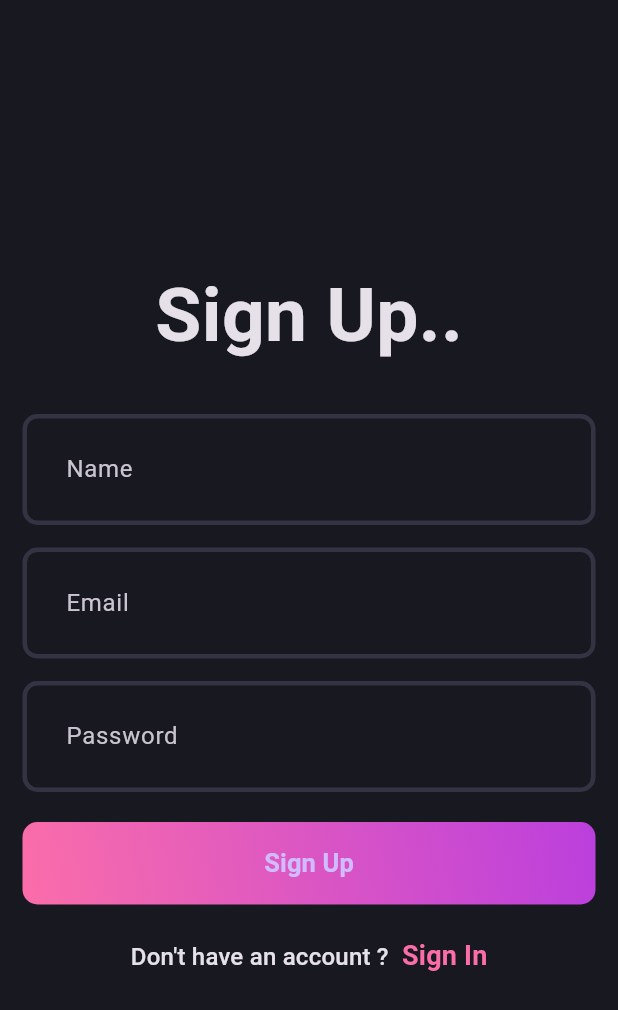
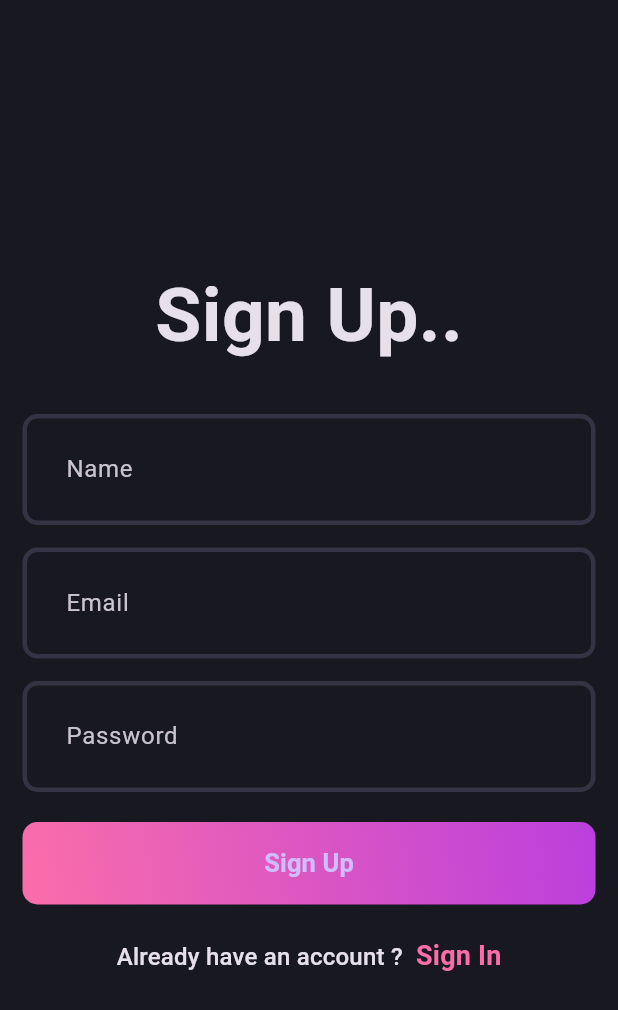
Before and after one commit to theeeep/flutter_blog_app, a Flutter app: the screen it shows after launch, on a phone screen of 412 x 824 dp. Shown: the top 1010 px of the screen. Run offline on Flutter 3.47's test engine with Material 3 defaults, Android fonts, the phone set to English and light mode, and no system bars.

Commit message:
chore: Complete auth related sign up UI page

```diff
--- a/lib/features/auth/presentation/pages/signup_page.dart
+++ b/lib/features/auth/presentation/pages/signup_page.dart
@@ -11,11 +11,26 @@ class SignupPage extends StatefulWidget {
 }
 
 class _SignupPageState extends State<SignupPage> {
+  final nameController = TextEditingController();
+  final emailController = TextEditingController();
+  final passwordController = TextEditingController();
+  final formKey = GlobalKey<FormState>();
+
+  @override
+  void dispose() {
+    nameController.dispose();
+    emailController.dispose();
+    passwordController.dispose();
+    super.dispose();
+  }
+
   @override
   Widget build(BuildContext context) {
     return Scaffold(
       body: Padding(
         padding: const EdgeInsets.all(15.0),
+        child: Form(
+          key: formKey,
           child: Column(
             mainAxisAlignment: MainAxisAlignment.center,
             children: [
@@ -27,17 +42,27 @@ class _SignupPageState extends State<SignupPage> {
                 ),
               ),
               const SizedBox(height: 30),
-            const AuthField(hintText: "Name"),
+              AuthField(
+                hintText: "Name",
+                controller: nameController,
+              ),
               const SizedBox(height: 15),
-            const AuthField(hintText: "Email"),
+              AuthField(
+                hintText: "Email",
+                controller: emailController,
+              ),
               const SizedBox(height: 15),
-            const AuthField(hintText: "Password"),
+              AuthField(
+                hintText: "Password",
+                controller: passwordController,
+                isObscureText: true,
+              ),
               const SizedBox(height: 20),
               const AuthGradientBtn(),
               const SizedBox(height: 20),
               RichText(
                 text: TextSpan(
-                  text: 'Don\'t have an account ? ',
+                  text: 'Already have an account ? ',
                   style: Theme.of(context).textTheme.titleMedium,
                   children: [
                     TextSpan(
@@ -48,9 +73,11 @@ class _SignupPageState extends State<SignupPage> {
                             fontSize: 18,
                           ),
                     ),
-                  ]),
+                  ],
+                ),
               ),
             ],
+          ),
         ),
       ),
     );
--- a/lib/features/auth/presentation/widgets/auth_field.dart
+++ b/lib/features/auth/presentation/widgets/auth_field.dart
@@ -2,14 +2,30 @@ import 'package:flutter/material.dart';
 
 class AuthField extends StatelessWidget {
   final String hintText;
-  const AuthField({super.key, required this.hintText});
+  final TextEditingController controller;
+  final bool isObscureText;
+  const AuthField({
+    super.key,
+    required this.hintText,
+    required this.controller,
+    this.isObscureText = false,
+  });
 
   @override
   Widget build(BuildContext context) {
     return TextFormField(
+      controller: controller,
       decoration: InputDecoration(
         hintText: hintText,
       ),
+      validator: (value) {
+        if (value!.isEmpty) {
+          return "$hintText is missing!";
+        }
+        return null;
+      },
+      obscureText: isObscureText,
+      obscuringCharacter: "*",
     );
   }
 }
```
Lines whose indentation alone changed are shown as unchanged.
